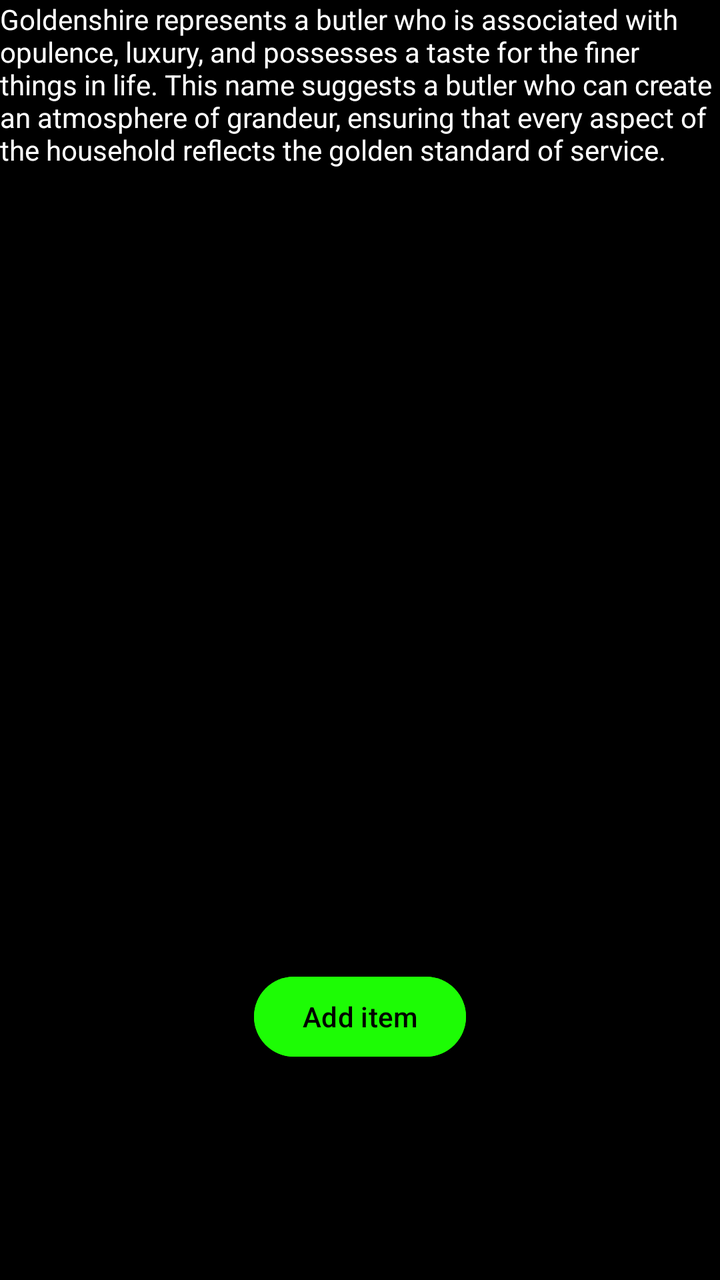
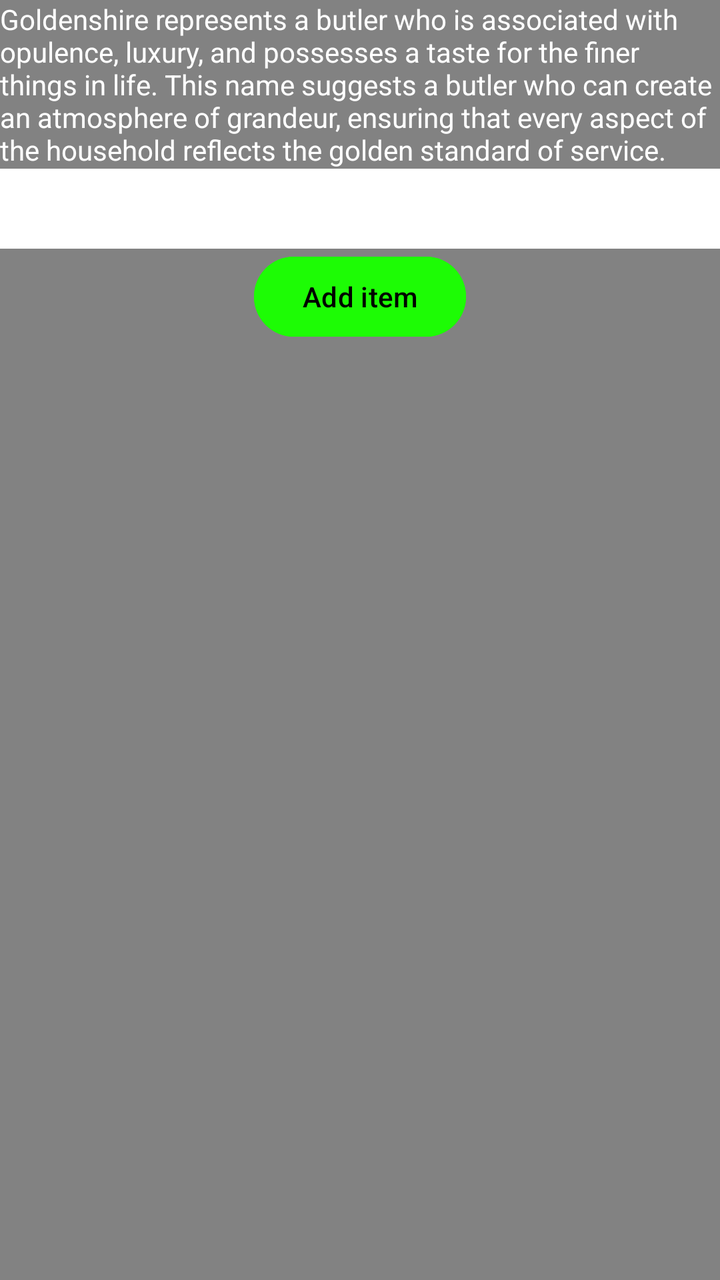

The first picture is an Android layout as it rendered before a commit; the second is the same layout after the commit. The layout source and the unified diff follow.
<!-- AndroidManifest.xml: application theme Theme.Goldenshire -->
<!-- res/layout/notes.xml -->
<?xml version="1.0" encoding="utf-8"?>
<androidx.constraintlayout.widget.ConstraintLayout xmlns:android="http://schemas.android.com/apk/res/android"
    xmlns:app="http://schemas.android.com/apk/res-auto"
    xmlns:tools="http://schemas.android.com/tools"
    android:id="@+id/nodes_page"
    android:layout_width="match_parent"
    android:layout_height="match_parent"
    android:fitsSystemWindows="true"
    android:background="@color/black"
    tools:context=".Notes">


    <LinearLayout
        android:layout_width="match_parent"
        android:layout_height="wrap_content"
        android:maxHeight="10dp"
        android:orientation="vertical"
        app:layout_constraintStart_toStartOf="parent"
        app:layout_constraintTop_toTopOf="parent"
        android:gravity="center">
        <TextView
            android:layout_width="match_parent"
            android:layout_height="wrap_content"
            android:text="@string/goldenshire_text"
            android:textColor="@color/white"
            app:layout_constraintStart_toStartOf="parent"
            app:layout_constraintEnd_toEndOf="parent"
            app:layout_constraintTop_toTopOf="parent" />
        <ListView
            android:id="@+id/yourListView"
            android:layout_width="match_parent"
            android:layout_height="400dp"
            android:maxHeight="30dp"
            android:textColor="@color/white"
            app:layout_constraintStart_toStartOf="parent"
            app:layout_constraintEnd_toEndOf="parent"
            app:layout_constraintBottom_toBottomOf="parent" />
        <Button
            android:layout_width="wrap_content"
            android:layout_height="wrap_content"
            android:backgroundTint="@color/green"
            android:textColor="@color/black"
            android:text="Add item"/>
    </LinearLayout>

</androidx.constraintlayout.widget.ConstraintLayout>
<!-- resources referenced by this layout -->
<resources>
  <color name="black">#FF000000</color>
  <color name="green">#1dfc05</color>
  <color name="white">#FFFFFFFF</color>
  <string name="goldenshire_text">
          Goldenshire represents a butler who is associated with opulence, luxury, and possesses a taste for the finer things in life.
          This name suggests a butler who can create an atmosphere of grandeur, ensuring that every aspect of the household reflects the
          golden standard of service.
      </string>
  <style name="Theme.Goldenshire" parent="Base.Theme.Goldenshire" />
  <style name="Base.Theme.Goldenshire" parent="Theme.Material3.DayNight">
          <item name="android:windowLightStatusBar">false</item>
      </style>
</resources>

<!-- the commit's change to res/layout/notes.xml (unified diff, before → after) -->
@@ -6,7 +6,7 @@
     android:layout_width="match_parent"
     android:layout_height="match_parent"
     android:fitsSystemWindows="true"
-    android:background="@color/black"
+    android:background="@color/gray"
     tools:context=".Notes">
 
 
@@ -19,6 +19,7 @@
         app:layout_constraintTop_toTopOf="parent"
         android:gravity="center">
         <TextView
+            android:id="@+id/description"
             android:layout_width="match_parent"
             android:layout_height="wrap_content"
             android:text="@string/goldenshire_text"
@@ -26,21 +27,37 @@
             app:layout_constraintStart_toStartOf="parent"
             app:layout_constraintEnd_toEndOf="parent"
             app:layout_constraintTop_toTopOf="parent" />
-        <ListView
-            android:id="@+id/yourListView"
+        <EditText
+            android:id="@+id/addItemName"
             android:layout_width="match_parent"
-            android:layout_height="400dp"
-            android:maxHeight="30dp"
-            android:textColor="@color/white"
+            android:layout_height="40dp"
+            android:autofillHints="name"
+            android:background="@color/white"
+            app:layout_constraintTop_toBottomOf="@id/description"
             app:layout_constraintStart_toStartOf="parent"
-            app:layout_constraintEnd_toEndOf="parent"
-            app:layout_constraintBottom_toBottomOf="parent" />
+            app:layout_constraintEnd_toStartOf="@id/addInput"
+            android:labelFor="@+id/testing"
+            />
         <Button
+            android:id="@+id/addInput"
             android:layout_width="wrap_content"
             android:layout_height="wrap_content"
             android:backgroundTint="@color/green"
             android:textColor="@color/black"
+            app:layout_constraintTop_toTopOf="@id/addItemName"
+            app:layout_constraintBottom_toBottomOf="@id/addItemName"
+            app:layout_constraintEnd_toEndOf="parent"
             android:text="Add item"/>
+        <ListView
+            android:id="@+id/yourListView"
+            android:layout_width="match_parent"
+            android:layout_height="200dp"
+            android:textColor="@color/white"
+            app:layout_constraintStart_toStartOf="parent"
+            app:layout_constraintTop_toBottomOf="@id/addItemName"
+            app:layout_constraintEnd_toEndOf="parent"
+            app:layout_constraintBottom_toBottomOf="parent"
+            android:layout_margin="16dp"/>
     </LinearLayout>
 
 </androidx.constraintlayout.widget.ConstraintLayout>
<!-- resource entries referenced after the edit -->
@@ -1,6 +1,7 @@
 <!-- resources referenced by this layout -->
 <resources>
   <color name="black">#FF000000</color>
+  <color name="gray">#828282</color>
   <color name="green">#1dfc05</color>
   <color name="white">#FFFFFFFF</color>
   <string name="goldenshire_text">
